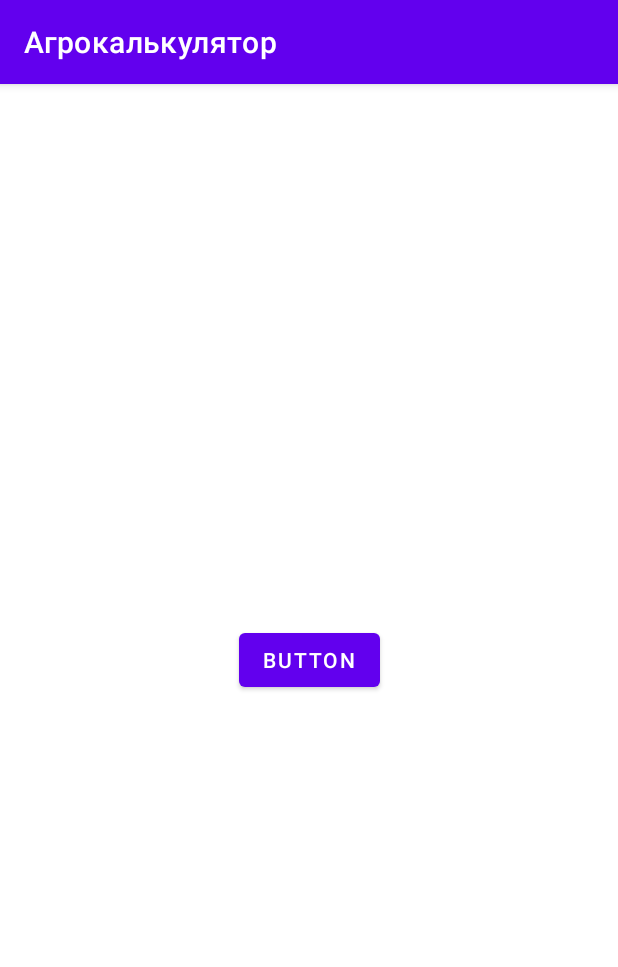
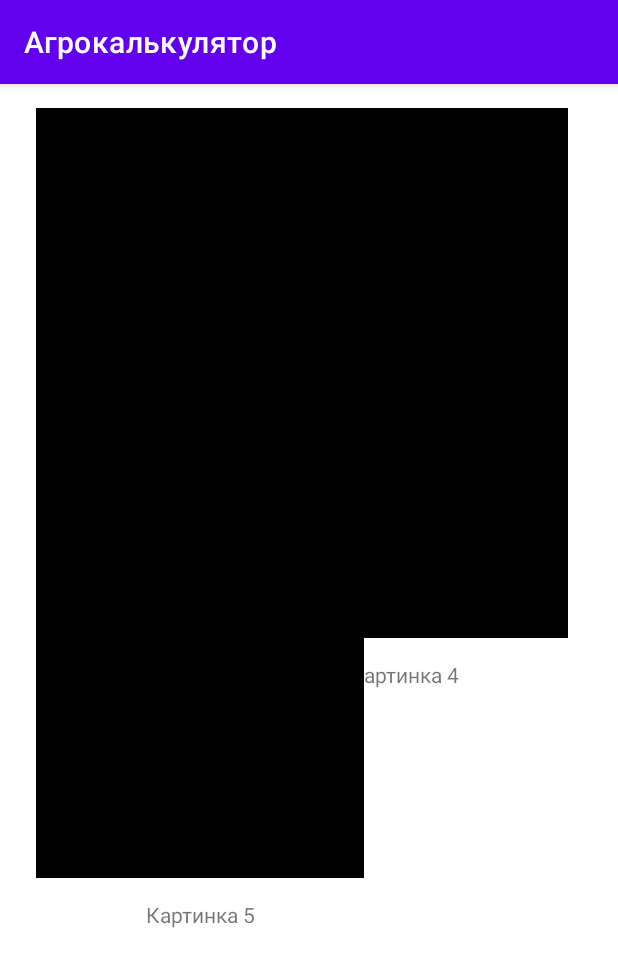
Before and after one commit to PotatoHakers/AS-Agrocalculator, an Android app: the CerealsCulture screen opened directly, with no data from a screen before it, on a phone screen of 412 x 824 dp. Shown: the top 967 px of the screen. Run offline under Robolectric (Android 15) with nearby library versions, the phone set to English and light mode, and no system bars.

Commit message:
new changes

```diff
--- a/app/src/main/AndroidManifest.xml
+++ b/app/src/main/AndroidManifest.xml
@@ -28,6 +28,35 @@
         <activity android:name=".CerealsCulture">
 
         </activity>
+
+    <activity android:name=".OilseedsCulture">
+
+    </activity>
+
+<activity android:name=".FodderCulture">
+
+</activity>
+
+        <activity android:name=".TechnicalCulture">
+
+        </activity>
+
+        <activity android:name=".VegetablesCulture">
+
+        </activity>
+
+        <activity android:name=".GourdsCulture">
+
+        </activity>
+
+        <activity android:name=".FruitCulture">
+
+        </activity>
+
+        <activity android:name=".BerryCulture">
+
+        </activity>
+
     </application>
 
 </manifest>
--- a/app/src/main/java/com/example/agricultureapplication/CultureType.java
+++ b/app/src/main/java/com/example/agricultureapplication/CultureType.java
@@ -9,6 +9,8 @@ import android.widget.Toast;
 import androidx.appcompat.app.AppCompatActivity;
 
 public class CultureType extends AppCompatActivity {
+
+    String[] cultureList = new String[] {"Зерновые","Масличные","Кормовые", "Технические", "Овощи", "Бахчевые", "Плодовые", "Ягодные"};
 
     @Override
     protected void onCreate(Bundle savedInstanceState) {
@@ -30,7 +32,7 @@ public class CultureType extends AppCompatActivity {
                 // Запуск новой активити
                 startActivity(intent );
 
-                Toast.makeText(CultureType.this, "you clicked", Toast.LENGTH_SHORT).show();
+                Toast.makeText(CultureType.this, cultureList[0], Toast.LENGTH_SHORT).show();
             }
         });
     //endregion Зерновые
@@ -42,11 +44,11 @@ public class CultureType extends AppCompatActivity {
             @Override
             public void onClick(View v) {
                 // Создание намерения для запуска новой активити
-                Intent intent = new Intent(CultureType.this, CerealsCulture.class);
+                Intent intent = new Intent(CultureType.this, OilseedsCulture.class);
                 // Запуск новой активити
                 startActivity(intent );
 
-                Toast.makeText(CultureType.this, "you clicked", Toast.LENGTH_SHORT).show();
+                Toast.makeText(CultureType.this, cultureList[1], Toast.LENGTH_SHORT).show();
             }
         });
 
@@ -60,11 +62,11 @@ public class CultureType extends AppCompatActivity {
             @Override
             public void onClick(View v) {
                 // Создание намерения для запуска новой активити
-                Intent intent = new Intent(CultureType.this, CerealsCulture.class);
+                Intent intent = new Intent(CultureType.this, FodderCulture.class);
                 // Запуск новой активити
                 startActivity(intent );
 
-                Toast.makeText(CultureType.this, "you clicked", Toast.LENGTH_SHORT).show();
+                Toast.makeText(CultureType.this, cultureList[2], Toast.LENGTH_SHORT).show();
             }
         });
 
@@ -78,11 +80,11 @@ public class CultureType extends AppCompatActivity {
             @Override
             public void onClick(View v) {
                 // Создание намерения для запуска новой активити
-                Intent intent = new Intent(CultureType.this, CerealsCulture.class);
+                Intent intent = new Intent(CultureType.this, TechnicalCulture.class);
                 // Запуск новой активити
                 startActivity(intent );
 
-                Toast.makeText(CultureType.this, "you clicked", Toast.LENGTH_SHORT).show();
+                Toast.makeText(CultureType.this, cultureList[3], Toast.LENGTH_SHORT).show();
             }
         });
 
@@ -96,11 +98,11 @@ public class CultureType extends AppCompatActivity {
             @Override
             public void onClick(View v) {
                 // Создание намерения для запуска новой активити
-                Intent intent = new Intent(CultureType.this, CerealsCulture.class);
+                Intent intent = new Intent(CultureType.this, VegetablesCulture.class);
                 // Запуск новой активити
                 startActivity(intent );
 
-                Toast.makeText(CultureType.this, "you clicked", Toast.LENGTH_SHORT).show();
+                Toast.makeText(CultureType.this, cultureList[4], Toast.LENGTH_SHORT).show();
             }
         });
 
@@ -114,11 +116,11 @@ public class CultureType extends AppCompatActivity {
             @Override
             public void onClick(View v) {
                 // Создание намерения для запуска новой активити
-                Intent intent = new Intent(CultureType.this, CerealsCulture.class);
+                Intent intent = new Intent(CultureType.this, GourdsCulture.class);
                 // Запуск новой активити
                 startActivity(intent );
 
-                Toast.makeText(CultureType.this, "you clicked", Toast.LENGTH_SHORT).show();
+                Toast.makeText(CultureType.this, cultureList[5], Toast.LENGTH_SHORT).show();
             }
         });
 
@@ -132,11 +134,11 @@ public class CultureType extends AppCompatActivity {
             @Override
             public void onClick(View v) {
                 // Создание намерения для запуска новой активити
-                Intent intent = new Intent(CultureType.this, CerealsCulture.class);
+                Intent intent = new Intent(CultureType.this, FruitCulture.class);
                 // Запуск новой активити
                 startActivity(intent );
 
-                Toast.makeText(CultureType.this, "you clicked", Toast.LENGTH_SHORT).show();
+                Toast.makeText(CultureType.this, cultureList[6], Toast.LENGTH_SHORT).show();
             }
         });
 
@@ -150,18 +152,15 @@ public class CultureType extends AppCompatActivity {
             @Override
             public void onClick(View v) {
                 // Создание намерения для запуска новой активити
-                Intent intent = new Intent(CultureType.this, CerealsCulture.class);
+                Intent intent = new Intent(CultureType.this, BerryCulture.class);
                 // Запуск новой активити
                 startActivity(intent );
 
-                Toast.makeText(CultureType.this, "you clicked", Toast.LENGTH_SHORT).show();
+                Toast.makeText(CultureType.this, cultureList[7], Toast.LENGTH_SHORT).show();
             }
         });
 
         //endregion Ягодные
 
-
-
-
     }
 }
--- a/app/src/main/res/layout/cereals_culture.xml
+++ b/app/src/main/res/layout/cereals_culture.xml
@@ -5,13 +5,152 @@
     android:layout_width="match_parent"
     android:layout_height="match_parent">
 
-    <Button
-        android:id="@+id/button"
-        android:layout_width="wrap_content"
-        android:layout_height="wrap_content"
-        android:text="Button"
-        app:layout_constraintBottom_toBottomOf="parent"
-        app:layout_constraintEnd_toEndOf="parent"
+    <!--region Подсолнечник-->
+    <ImageView
+        android:id="@+id/imageViewSunflower"
+        android:layout_width="328px"
+        android:layout_height="284px"
+        android:layout_row="0"
+        android:layout_rowWeight="1"
+        android:layout_column="0"
+        android:layout_columnWeight="1"
+        android:layout_marginStart="24dp"
+        android:layout_marginTop="16dp"
+        android:scaleType="centerCrop"
+        android:src="@drawable/black"
         app:layout_constraintStart_toStartOf="parent"
         app:layout_constraintTop_toTopOf="parent" />
+
+    <!--endregion Подсолнечник-->
+
+    <!--region Рапс озимый-->
+
+    <TextView
+        android:id="@+id/textViewSunflower"
+        android:layout_width="328px"
+        android:layout_height="50px"
+        android:layout_marginStart="24dp"
+        android:layout_marginTop="8dp"
+        android:gravity="center"
+        android:text="Картинка 1"
+        app:layout_constraintStart_toStartOf="parent"
+        app:layout_constraintTop_toBottomOf="@+id/imageViewSunflower" />
+
+    <ImageView
+        android:id="@+id/imageViewWinterRapeseed"
+        android:layout_width="328px"
+        android:layout_height="284px"
+        android:layout_row="0"
+        android:layout_rowWeight="1"
+        android:layout_column="0"
+        android:layout_columnWeight="1"
+        android:layout_marginStart="160dp"
+        android:layout_marginTop="16dp"
+        android:scaleType="centerCrop"
+        android:src="@drawable/black"
+        app:layout_constraintStart_toStartOf="parent"
+        app:layout_constraintTop_toTopOf="parent" />
+
+    <!--endregion Рапс озимый-->
+
+    <!--region Рапс яровой-->
+
+    <TextView
+        android:id="@+id/textViewWinterRapeseed"
+        android:layout_width="328px"
+        android:layout_height="50px"
+        android:layout_marginStart="160dp"
+        android:layout_marginTop="8dp"
+        android:gravity="center"
+        android:text="Картинка 2"
+        app:layout_constraintStart_toStartOf="parent"
+        app:layout_constraintTop_toBottomOf="@+id/imageViewWinterRapeseed" />
+
+    <!--endregion Рапс яровой-->
+
+    <!--region Соя-->
+
+    <ImageView
+        android:id="@+id/imageViewSpringRapeseed"
+        android:layout_width="328px"
+        android:layout_height="284px"
+        android:layout_row="0"
+        android:layout_rowWeight="1"
+        android:layout_column="0"
+        android:layout_columnWeight="1"
+        android:layout_marginStart="24dp"
+        android:layout_marginTop="180dp"
+        android:scaleType="centerCrop"
+        android:src="@drawable/black"
+        app:layout_constraintStart_toStartOf="parent"
+        app:layout_constraintTop_toTopOf="parent" />
+
+    <ImageView
+        android:id="@+id/imageViewSoy"
+        android:layout_width="328px"
+        android:layout_height="284px"
+        android:layout_row="0"
+        android:layout_rowWeight="1"
+        android:layout_column="0"
+        android:layout_columnWeight="1"
+        android:layout_marginStart="160dp"
+        android:layout_marginTop="180dp"
+        android:scaleType="centerCrop"
+        android:src="@drawable/black"
+        app:layout_constraintStart_toStartOf="parent"
+        app:layout_constraintTop_toTopOf="parent" />
+
+    <!--endregion Соя-->
+
+    <!--region Лен Масличный-->
+
+    <TextView
+        android:id="@+id/textViewSoy"
+        android:layout_width="328px"
+        android:layout_height="50px"
+        android:layout_marginStart="160dp"
+        android:layout_marginTop="8dp"
+        android:gravity="center"
+        android:text="Картинка 4"
+        app:layout_constraintStart_toStartOf="parent"
+        app:layout_constraintTop_toBottomOf="@+id/imageViewSoy" />
+
+    <TextView
+        android:id="@+id/textViewSpringRapeseed"
+        android:layout_width="328px"
+        android:layout_height="50px"
+        android:layout_marginStart="24dp"
+        android:layout_marginTop="8dp"
+        android:gravity="center"
+        android:text="Картинка 3"
+        app:layout_constraintStart_toStartOf="parent"
+        app:layout_constraintTop_toBottomOf="@+id/imageViewSpringRapeseed" />
+
+    <ImageView
+        android:id="@+id/imageViewOilseedFlax"
+        android:layout_width="328px"
+        android:layout_height="284px"
+        android:layout_row="0"
+        android:layout_rowWeight="1"
+        android:layout_column="0"
+        android:layout_columnWeight="1"
+        android:layout_marginStart="24dp"
+        android:layout_marginTop="340dp"
+        android:scaleType="centerCrop"
+        android:src="@drawable/black"
+        app:layout_constraintStart_toStartOf="parent"
+        app:layout_constraintTop_toTopOf="parent" />
+
+    <TextView
+        android:id="@+id/textViewOilseddFlax"
+        android:layout_width="328px"
+        android:layout_height="50px"
+        android:layout_marginStart="24dp"
+        android:layout_marginTop="8dp"
+        android:gravity="center"
+        android:text="Картинка 5"
+        app:layout_constraintStart_toStartOf="parent"
+        app:layout_constraintTop_toBottomOf="@+id/imageViewOilseedFlax" />
+    <!--endregion Лен Масличный-->
+
 </androidx.constraintlayout.widget.ConstraintLayout>
```
Also changed, not shown: app/src/main/res/drawable/black.jpg (added).
